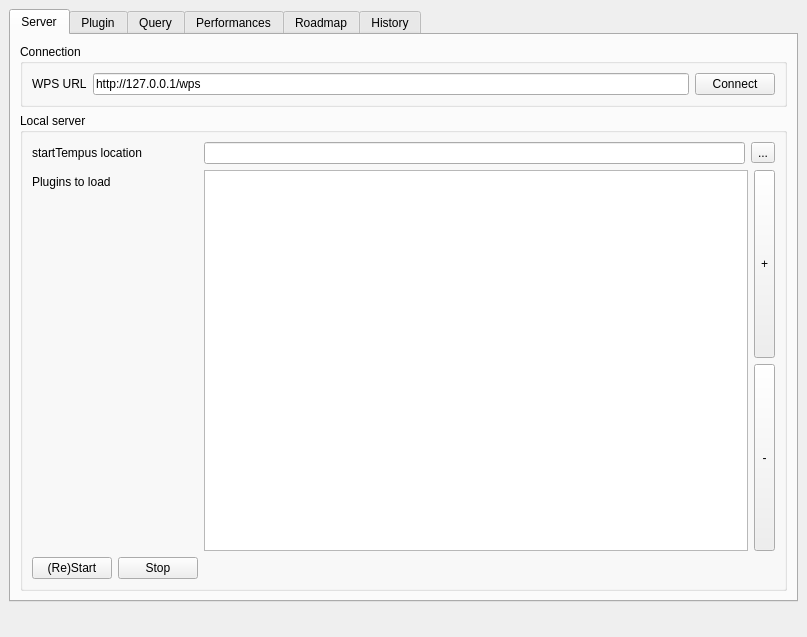
Universite-Gustave-Eiffel/Tempus, file src/hmi_qgis/ifsttarrouting.ui: the form before one commit.
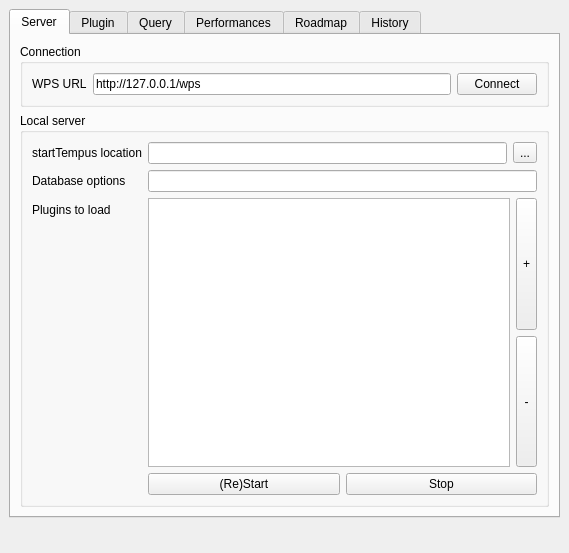
The form after the commit. Icons and pictures are not drawn.

Commit message: Add db options to launch the server

```diff
--- a/src/hmi_qgis/ifsttarrouting.ui
+++ b/src/hmi_qgis/ifsttarrouting.ui
@@ -6,8 +6,8 @@
    <rect>
     <x>0</x>
     <y>0</y>
-    <width>807</width>
-    <height>637</height>
+    <width>569</width>
+    <height>553</height>
    </rect>
   </property>
   <property name="sizePolicy">
@@ -120,13 +120,23 @@
             </layout>
            </item>
            <item row="1" column="0">
+            <widget class="QLabel" name="label_6">
+             <property name="text">
+              <string>Database options</string>
+             </property>
+            </widget>
+           </item>
+           <item row="1" column="1">
+            <widget class="QLineEdit" name="dbOptionsEdit"/>
+           </item>
+           <item row="2" column="0">
             <widget class="QLabel" name="label_8">
              <property name="text">
               <string>Plugins to load</string>
              </property>
             </widget>
            </item>
-           <item row="1" column="1">
+           <item row="2" column="1">
             <layout class="QHBoxLayout" name="horizontalLayout_12">
              <item>
               <widget class="QListWidget" name="pluginsToLoadList"/>
@@ -163,7 +173,7 @@
              </item>
             </layout>
            </item>
-           <item row="2" column="0">
+           <item row="3" column="1">
             <layout class="QHBoxLayout" name="horizontalLayout_8">
              <item>
               <widget class="QPushButton" name="startServerBtn">
```
Left out of the diff: 2 changed lines with no effect on the pictures. The commit also changes 2 other files.
